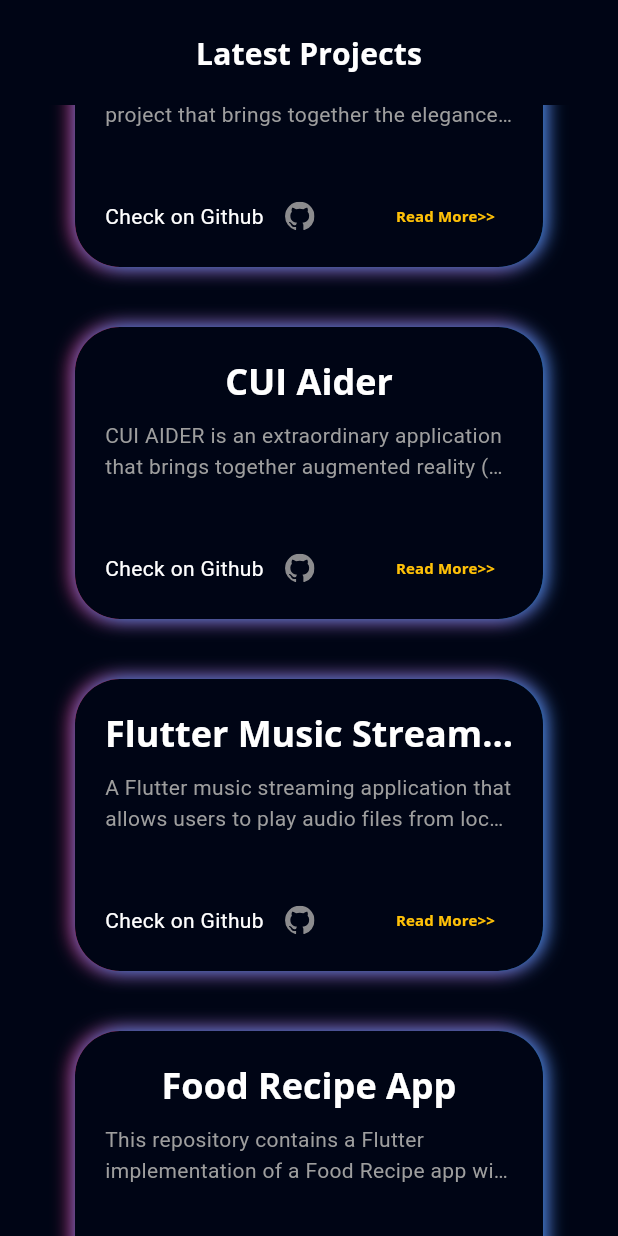
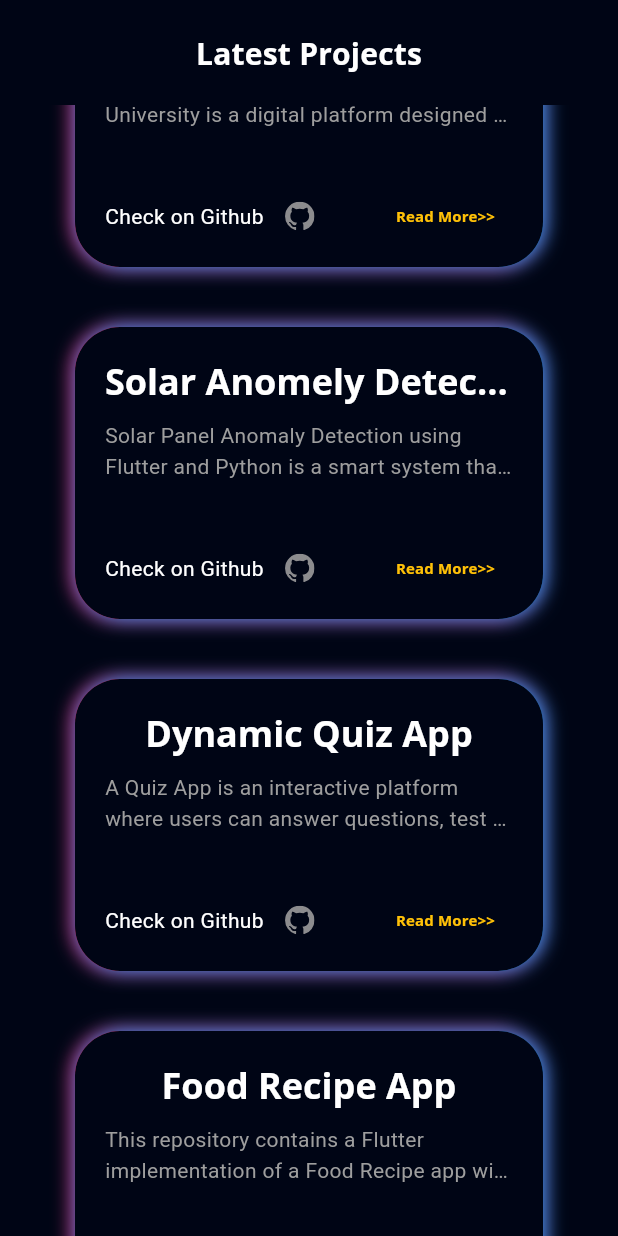
Before and after one commit to iam-talhaa/Portfolio_Flutter, a Flutter app: the ProjectsView screen opened directly, scrolled down 576 dp, on a phone screen of 412 x 824 dp. Run offline on Flutter 3.47's test engine with Material 3 defaults, Android fonts, the phone set to English and light mode, and no system bars; our stand-ins replace flutter_svg, font_awesome_flutter, get, google_fonts, photo_view.

Commit message:
Added Certification and Projects

```diff
--- a/lib/model/project_model.dart
+++ b/lib/model/project_model.dart
@@ -8,47 +8,47 @@ class Project {
 
 List<Project> projectList = [
   Project(
-    'Coffee Application',
-    'Presenting "Coffee" - a Flutter UI application that invites you to indulge in a delightful coffee adventure. Immerse yourself in the world of rich aroma and flavor as you browse through an exquisite selection of specialty coffees. With a user-friendly interface, exploring different blends and discovering their unique details becomes a delightful experience.',
-    'assets/images/coffee.png',
-    'https://github.com/Hamad-Anwar/Coffe-Shop-Beautifull-UI',
+    'Liver Disease Prediction System',
+    'Liver Disease Detection using Flutter is a mobile application that predicts liver health status based on user input and machine learning models.',
+    'assets/images/liverify.png',
+    'https://github.com/iam-talhaa/Liverify_disease_detection_App',
   ),
   Project(
-    'Car Controller Application UI',
-    'Car Control Dashboard is a user-friendly mobile application built using Flutter and powered by GetX for efficient state management. Enjoy a modern and intuitive design that adapts to various screen sizes, Interact with dynamic car controls, including speed, steering, and temperature. Realistic animations enhance the visual appeal, making it feel like you are controlling a real car!',
-    'assets/images/car.png',
-    'https://github.com/Hamad-Anwar/Car-Controller-Getx-Flutter',
+    'Tobacco Plant Cultivation Management System',
+    'Tobacco Plant Cultivation Management System using Flutter and Python integrates a mobile app with AI models to monitor crop health and growth It helps farmers optimize cultivation practices through real-time disease detection, yield prediction, and management insights',
+    'assets/images/Tobacoo.png',
+    'https://github.com/iam-talhaa/Tobacco_Plant_Cultivation',
   ),
   Project(
-      'Neumorphic Clockify',
-      'Neumorphic TimeKit is an open-source project that brings together the elegance of a beautifully designed alarm system, an analog clock with a neumorphic touch, and a feature-rich stopwatch. Whether you\'re looking for a functional alarm tool, a stylish desktop clock, or a precise stopwatch, TimeKit has you covered.',
+      'LMS [Learning Management System]',
+      'The Learning Management System of City University is a digital platform designed to manage courses, assignments, and student progress.It streamlines communication between students and faculty, making learning more organized and accessible.',
       'assets/images/alarm.jpg',
       'https://github.com/Hamad-Anwar/Neumorphic-Analog-Clockify'),
   Project(
-      'CUI Aider',
-      'CUI AIDER is an extraordinary application that brings together augmented reality (AR), a robust student portal, intuitive class management, and a comprehensive GPA system, providing an all-encompassing solution for students.Using AR technology, CUI AIDER offers an immersive experience, allowing users to explore the complete university campus virtually. Through AR, students can visualize buildings, navigate with interactive directions, and gain a better understanding of their surroundings.',
-      'assets/images/cui.png',
-      'https://github.com/Hamad-Anwar/'),
+      'Solar Anomely Detection System',
+      'Solar Panel Anomaly Detection using Flutter and Python is a smart system that identifies issues like cracks, dust, or bird droppings on panels.It combines a mobile app with AI models to ensure efficient energy production through real-time monitoring.',
+      'assets/images/solar.png',
+      'https://github.com/iam-talhaa/Solar_panel_Anamoley_Detection'),
   Project(
-      'Flutter Music Streaming Application',
-      'A Flutter music streaming application that allows users to play audio files from local storage. The app features a beautiful neumorphic UI design and provides a smooth user experience for browsing and playing music.',
-      'assets/images/player.png',
-      'https://github.com/Hamad-Anwar/Neumorphic-Music_Player-Flutter'),
+      'Dynamic Quiz App',
+      'A Quiz App is an interactive platform where users can answer questions, test their knowledge, and track their scores.It offers engaging quizzes across various topics, making learning fun and competitive.',
+      'assets/images/Quiz_APP.png',
+      'hhttps://github.com/iam-talhaa/Quiz_App'),
   Project(
       'Food Recipe App',
       'This repository contains a Flutter implementation of a Food Recipe app with a captivating introduction section and impressive animations. It also features a signup and signin page with animations, elegantly presented on a bottom sheet.',
       'assets/images/recipe.png',
-      'https://github.com/Hamad-Anwar/Food-Recipe-App-Flutter'),
+      'https://github.com/iam-talhaa/healthy-food-app/tree/master'),
   Project(
-      'Task Sync Pro',
-      'Welcome to the Beautiful Task Scheduler App repository! This Flutter-based task management application combines elegant design with a robust backend, ensuring a seamless and organized task management experience. From stunning UI to real-time synchronization, this app has you covered.',
-      'assets/images/task.png',
-      'https://github.com/Hamad-Anwar/Task-Sync-Pro-Flutter'),
+      'Ride Hailing',
+      'A Ride Hailing app connects passengers with nearby drivers for quick and convenient transportation.It offers features like real-time tracking, fare estimation, and secure payment options for a smooth travel experience.',
+      'assets/images/Ride.png',
+      'https://github.com/iam-talhaa/MY_Drive'),
   Project(
-      'Flutter Chat Application with Firebase',
-      'Welcome to our innovative Flutter chat application! This feature-rich messaging platform allows users to connect and communicate seamlessly through text and images. The app is built using Flutter for the frontend and integrates with Firebase for backend services, including authentication, real-time database, and storage.',
-      'assets/images/chat.png',
-      'https://github.com/Hamad-Anwar/Messenger-App-Backend-Firebase'),
+      'Netflix Clone',
+      'A sleek Netflix Clone built with Flutter, offering smooth UI and seamless streaming experience.Enjoy browsing movies and shows with a design that mirrors the original Netflix feel.',
+      'assets/images/netflix.png',
+      'https://github.com/iam-talhaa/Netflix_clone'),
   Project(
       'Doctor Appointment Application',
       'Introducing the extraordinary "Doctor Appointment System" - a state-of-the-art Flutter UI application that redefines healthcare accessibility and efficiency. Seamlessly crafted, this app empowers users to effortlessly select doctors based on categories, engage in smooth messaging, and access detailed profiles.',
```
Also changed, not shown: lib/model/certificate_model.dart (+33 -65 lines), lib/view/intro/components/side_menu_button.dart (+5 -5 lines), lib/view/intro/components/social_media_coloumn.dart (+11 -3 lines), assets/images/Quiz_APP.png (added), assets/images/Ride.png (added), assets/images/Tobacoo.png (added), assets/images/liverify.png (added), assets/images/netflix.png (added), assets/images/solar.png (added).
